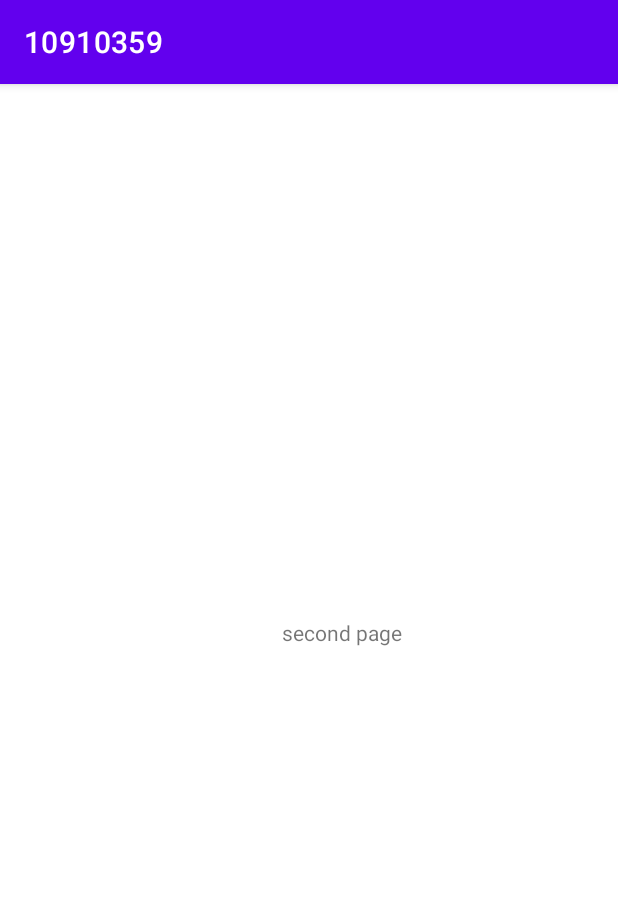
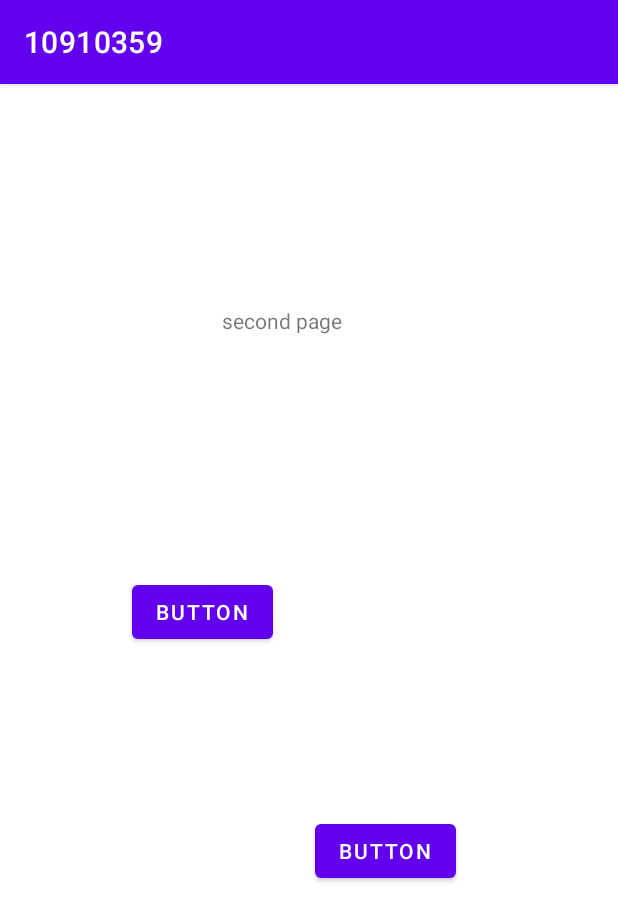
Before and after one commit to 10910359/10910359, an Android app: the second screen opened directly, with no data from a screen before it, on a phone screen of 412 x 824 dp. Shown: the top 921 px of the screen. Run offline under Robolectric (Android 15) with nearby library versions, the phone set to English and light mode, and no system bars.

Commit message:
button done
按鈕已經完成

```diff
--- a/app/src/main/res/layout/activity_second.xml
+++ b/app/src/main/res/layout/activity_second.xml
@@ -10,9 +10,29 @@
         android:id="@+id/textView"
         android:layout_width="wrap_content"
         android:layout_height="wrap_content"
-        android:layout_marginStart="188dp"
-        android:layout_marginTop="356dp"
+        android:layout_marginStart="148dp"
+        android:layout_marginTop="148dp"
         android:text="second page"
         app:layout_constraintStart_toStartOf="parent"
         app:layout_constraintTop_toTopOf="parent" />
+
+    <Button
+        android:id="@+id/button"
+        android:layout_width="wrap_content"
+        android:layout_height="wrap_content"
+        android:layout_marginStart="88dp"
+        android:layout_marginTop="328dp"
+        android:text="Button"
+        app:layout_constraintStart_toStartOf="parent"
+        app:layout_constraintTop_toTopOf="parent" />
+
+    <Button
+        android:id="@+id/button3"
+        android:layout_width="wrap_content"
+        android:layout_height="wrap_content"
+        android:layout_marginTop="320dp"
+        android:layout_marginEnd="108dp"
+        android:text="Button"
+        app:layout_constraintEnd_toEndOf="parent"
+        app:layout_constraintTop_toBottomOf="@+id/textView" />
 </androidx.constraintlayout.widget.ConstraintLayout>
```
